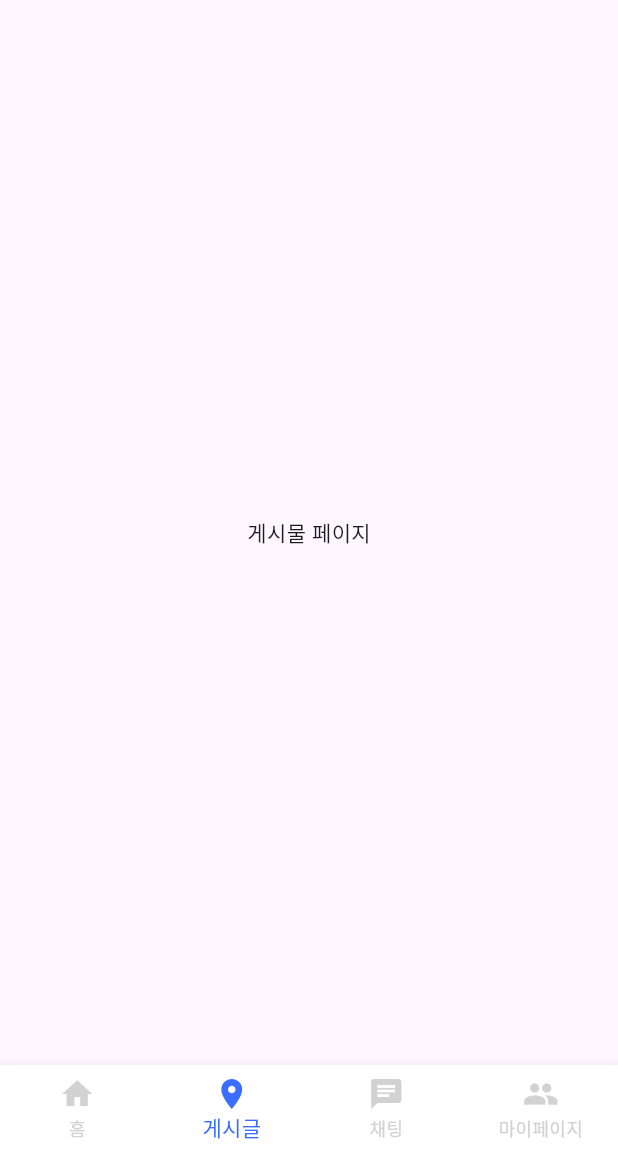
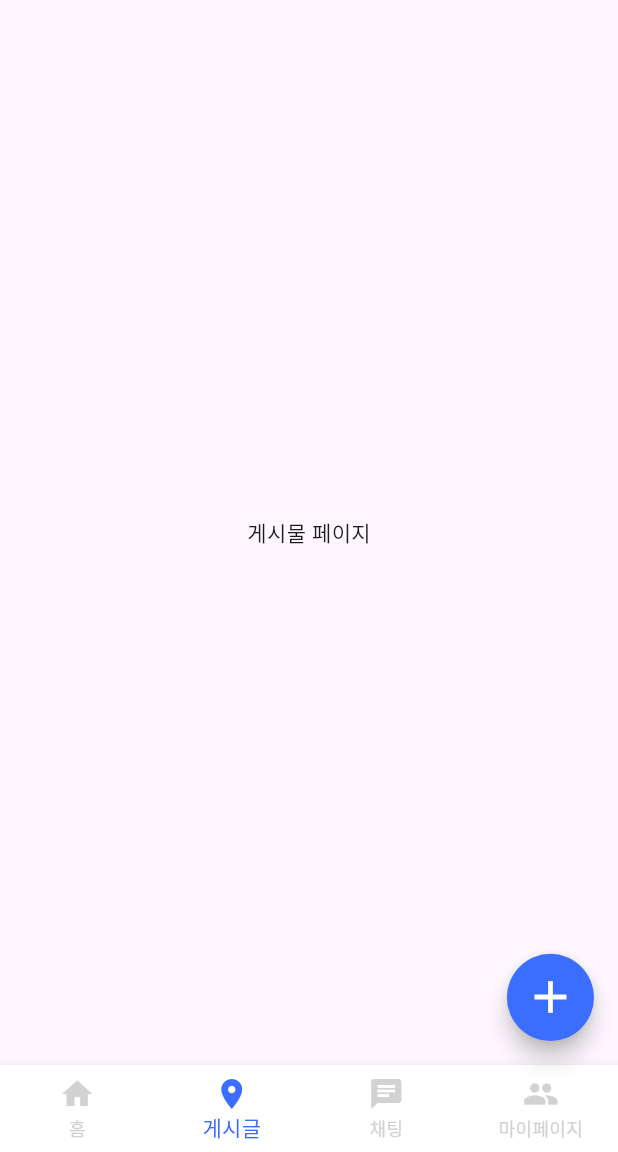
Before and after one commit to juyeon-Bae/Dadding, a Flutter app: the screen it shows after launch, item 2 of the bottom bar chosen, on a phone screen of 412 x 824 dp, the part 84-1236 px from its top. Run offline on Flutter 3.47's test engine with Material 3 defaults, Android fonts, the phone set to English and light mode, and no system bars; our stand-ins replace get; network calls fail; Roboto replaces fonts that are missing (Pretendard).

Commit message:
feat: floating action button

```diff
--- a/frontend/dadding/lib/pages/main/MainPage.dart
+++ b/frontend/dadding/lib/pages/main/MainPage.dart
@@ -11,7 +11,6 @@ class MainPage extends StatefulWidget {
   const MainPage({super.key});
 
   @override
-  // ignore: library_private_types_in_public_api
   _MainPageState createState() => _MainPageState();
 }
 
@@ -25,26 +24,31 @@ class _MainPageState extends State<MainPage> {
   ];
 
   @override
-  void initState() {
-    super.initState();
-  }
-
-  void _navigateToNotificationPage() {
-    Navigator.push(
-      context,
-      MaterialPageRoute(builder: (context) => const NotificationPage()),
-    );
-  }
-
-  @override
   Widget build(BuildContext context) {
     return Scaffold(
       appBar: PreferredSize(
         preferredSize: const Size.fromHeight(kToolbarHeight),
         child: MyAppBar(
-          onNotificationPressed: _navigateToNotificationPage,
+          onNotificationPressed: () {
+            Navigator.push(
+              context,
+              MaterialPageRoute(builder: (context) => const NotificationPage()),
+            );
+          },
         ),
-      ),      body: pages[_currentIndex],
+      ),
+      body: pages[_currentIndex],
+      floatingActionButton: SizedBox(
+        width: 58.09,
+        height: 58.09,
+        child: FloatingActionButton(
+          backgroundColor: const Color(0xff3B6DFF),
+          onPressed: () {},
+          shape: const CircleBorder(),
+          child: const Icon(Icons.add, color: Colors.white, size: 36),
+        ),
+      ),
+      floatingActionButtonLocation: FloatingActionButtonLocation.endFloat,
       bottomNavigationBar: MyBottomNavigationBar(
         currentIndex: _currentIndex,
         onTap: (index) {
```
